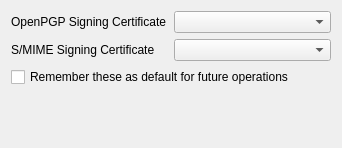
sensama/kleopatra, file crypto/gui/signingcertificateselectionwidget.ui: the form before one commit.
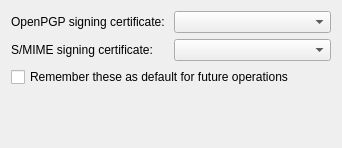
The form after the commit.

Diff of the .ui file:
```diff
--- a/crypto/gui/signingcertificateselectionwidget.ui
+++ b/crypto/gui/signingcertificateselectionwidget.ui
@@ -13,7 +13,7 @@
    <item row="0" column="0" >
     <widget class="QLabel" name="pgpLabel" >
      <property name="text" >
-      <string>OpenPGP Signing Certificate</string>
+      <string>OpenPGP signing certificate:</string>
      </property>
     </widget>
    </item>
@@ -23,7 +23,7 @@
    <item row="1" column="0" >
     <widget class="QLabel" name="cmsLabel" >
      <property name="text" >
-      <string>S/MIME Signing Certificate</string>
+      <string>S/MIME signing certificate:</string>
      </property>
     </widget>
    </item>
```
